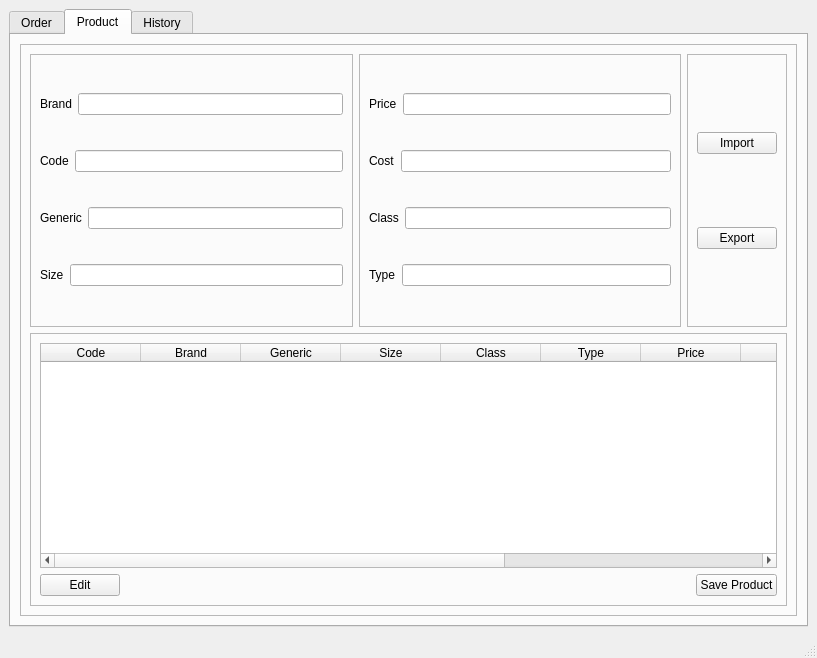
This is ui/design.ui in thisLexic/pharma-order as Qt 5 draws it before an edit. The edited form follows.
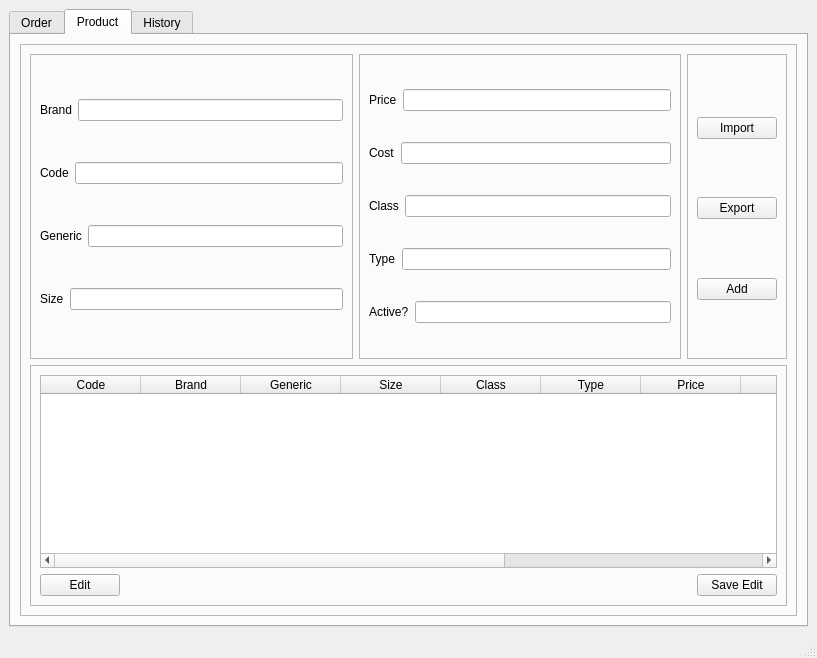
This is the edited form.

Commit message: UI and db design update with is_active field for product and add button in UI

The edit to the form file:
```diff
--- a/ui/design.ui
+++ b/ui/design.ui
@@ -1768,6 +1768,24 @@
                 </item>
                </layout>
               </item>
+              <item row="4" column="0">
+               <layout class="QHBoxLayout" name="container_active_product_2">
+                <item>
+                 <widget class="QLabel" name="label_active_product_2">
+                  <property name="text">
+                   <string>Active?</string>
+                  </property>
+                 </widget>
+                </item>
+                <item>
+                 <widget class="QLineEdit" name="value_active_product_2">
+                  <property name="placeholderText">
+                   <string/>
+                  </property>
+                 </widget>
+                </item>
+               </layout>
+              </item>
              </layout>
             </widget>
            </item>
@@ -1833,6 +1851,26 @@
                 </property>
                </spacer>
               </item>
+              <item row="5" column="0">
+               <widget class="QPushButton" name="button_add_product">
+                <property name="text">
+                 <string>Add</string>
+                </property>
+               </widget>
+              </item>
+              <item row="6" column="0">
+               <spacer name="product_add_spacer">
+                <property name="orientation">
+                 <enum>Qt::Vertical</enum>
+                </property>
+                <property name="sizeHint" stdset="0">
+                 <size>
+                  <width>20</width>
+                  <height>49</height>
+                 </size>
+                </property>
+               </spacer>
+              </item>
              </layout>
             </widget>
            </item>
@@ -1930,7 +1968,7 @@
               <item row="1" column="2">
                <widget class="QPushButton" name="button_save_product">
                 <property name="text">
-                 <string>Save Product</string>
+                 <string>Save Edit</string>
                 </property>
                </widget>
               </item>
```
Left out of the diff: 2 changed lines with no effect on the pictures. The commit also changes 3 other files.
